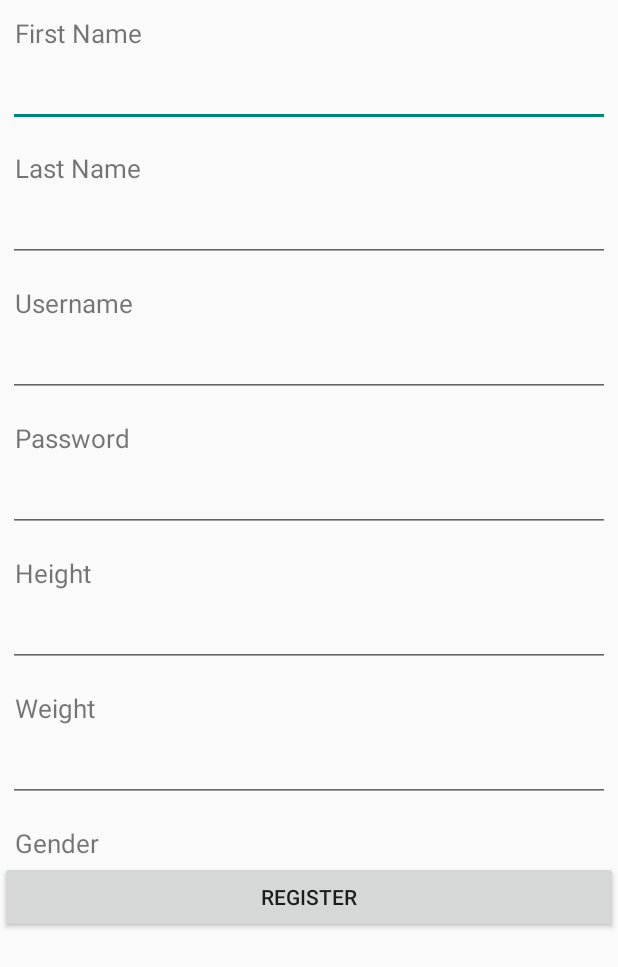
After one commit to ljm7b2/DBprojectFALL2015, an Android app: the RegistrationActivity screen opened directly, with no data from a screen before it, on a phone screen of 412 x 824 dp. The commit adds this screen. Shown: the top 967 px of the screen. Run offline under Robolectric (Android 15) with nearby library versions, the phone set to English and light mode, and no system bars.

Commit message:
Lytle Registration Page Changers

```diff
--- /dev/null
+++ b/app/src/main/java/com/example/ljm7b/fitness_tracker/RegistrationActivity.java
@@ -0,0 +1,178 @@
+package com.example.ljm7b.fitness_tracker;
+
+/**
+ * Created by ljm7b on 10/10/2015.
+ */
+
+import android.app.Activity;
+import android.app.ProgressDialog;
+import android.content.Intent;
+import android.os.AsyncTask;
+import android.os.Bundle;
+import android.util.Log;
+import android.view.Gravity;
+import android.view.View;
+import android.widget.ArrayAdapter;
+import android.widget.Button;
+import android.widget.EditText;
+import android.widget.Spinner;
+import android.widget.Toast;
+
+import org.apache.http.NameValuePair;
+import org.apache.http.message.BasicNameValuePair;
+import org.json.JSONException;
+import org.json.JSONObject;
+
+import java.util.ArrayList;
+import java.util.List;
+
+public class RegistrationActivity extends Activity {
+
+    // Progress Dialog
+    private ProgressDialog pDialog;
+
+    JSONParser2 jsonParser2 = new JSONParser2();
+    EditText inputFirstName;
+    EditText inputLastName;
+    EditText inputUserName;
+    EditText inputPassword;
+    EditText inputWeight;
+    EditText inputHeight;
+    //EditText inputGender;
+
+
+    // url to create new product
+    private static String url_create_workout = "http://fall2015db.asuscomm.com/fitness/CREATE_WORKOUT.php";
+
+    // JSON Node names
+    private static final String TAG_SUCCESS = "success";
+
+    @Override
+    public void onCreate(Bundle savedInstanceState) {
+        super.onCreate(savedInstanceState);
+        setContentView(R.layout.register);
+
+//        Spinner spinner = (Spinner) findViewById(R.id.inputGender);
+//        ArrayAdapter<CharSequence> adapter = ArrayAdapter.createFromResource(this,R.array.gender_array, android.R.layout.simple_spinner_item);
+//        adapter.setDropDownViewResource(android.R.layout.simple_spinner_dropdown_item);
+//        spinner.setAdapter(adapter);
+
+        // Edit Text
+        inputFirstName = (EditText) findViewById(R.id.inputFirstName);
+        inputLastName = (EditText) findViewById(R.id.inputLastName);
+        inputUserName = (EditText) findViewById(R.id.inputUsername);
+        inputPassword = (EditText) findViewById(R.id.inputPassword);
+        inputWeight = (EditText) findViewById(R.id.inputWeight);
+        inputHeight = (EditText) findViewById(R.id.inputHeight);
+
+        // Create button
+        Button btnRegisterUser = (Button) findViewById(R.id.btnRegister);
+
+        // button click event
+        btnRegisterUser.setOnClickListener(new View.OnClickListener() {
+
+            @Override
+            public void onClick(View view) {
+                // creating new product in background thread
+
+                String nameFirst = inputFirstName.getText().toString();
+                String nameLast = inputLastName.getText().toString();
+                String username = inputUserName.getText().toString();
+                String password = inputPassword.getText().toString();
+                String weight = inputWeight.getText().toString();
+                String height = inputHeight.getText().toString();
+
+                if (nameFirst.equals("") || nameLast.equals("") || username.equals("") || password.equals("")) {
+                    Toast toast = Toast.makeText(getApplicationContext(), "Please Complete All Data Fields!", Toast.LENGTH_LONG);
+                    toast.setGravity(Gravity.TOP| Gravity.CENTER_HORIZONTAL, 0, 100);
+                    toast.show();
+                    return;
+                }
+
+                new RegisterUser().execute(nameFirst, nameLast, username, password, weight, height);
+            }
+        });
+    }
+
+
+    /**
+     * Background Async Task to Create new product
+     * */
+    class RegisterUser extends AsyncTask<String, String, String> {
+
+        /**
+         * Before starting background thread Show Progress Dialog
+         * */
+        @Override
+        protected void onPreExecute() {
+            super.onPreExecute();
+            pDialog = new ProgressDialog(RegistrationActivity.this);
+            pDialog.setMessage("Register..");
+            pDialog.setIndeterminate(false);
+            pDialog.setCancelable(true);
+            pDialog.show();
+        }
+
+        /**
+         * Creating workout
+         * */
+        @Override
+        protected String doInBackground(String... args) {
+
+            String nameFirst = args[0];
+            String nameLast = args[1];
+            String username = args[2];
+            String password = args[3];
+            String weight = args[4];
+            String height = args[5];
+
+            // Building Parameters
+            List<NameValuePair> params = new ArrayList<NameValuePair>();
+            params.add(new BasicNameValuePair("nameFirst", nameFirst));
+            params.add(new BasicNameValuePair("nameLast", nameLast));
+            params.add(new BasicNameValuePair("username", username));
+            params.add(new BasicNameValuePair("password", password));
+            params.add(new BasicNameValuePair("weight", weight));
+            params.add(new BasicNameValuePair("height", height));
+            //params.add(new BasicNameValuePair("gender", "M"));
+
+            // getting JSON Object
+            // Note that create product url accepts POST method
+            JSONObject json = jsonParser2.makeHttpRequest(url_create_workout,
+                    "POST", params);
+
+            // check log cat from response
+            Log.d("Create Response", json.toString());
+
+            // check for success tag
+            try {
+                int success = json.getInt(TAG_SUCCESS);
+
+                if (success == 1) {
+                    // successfully created product
+                    Intent i = new Intent(getApplicationContext(), AllWorkoutsActivity.class);
+                    startActivity(i);
+
+                    // closing this screen
+                    finish();
+                } else {
+                    // failed to create workout
+                }
+            } catch (JSONException e) {
+                e.printStackTrace();
+            }
+
+            return null;
+        }
+
+        /**
+         * After completing background task Dismiss the progress dialog
+         * **/
+        @Override
+        protected void onPostExecute(String file_url) {
+            // dismiss the dialog once done
+            pDialog.dismiss();
+        }
+
+    }
+}
--- /dev/null
+++ b/app/src/main/res/layout/register.xml
@@ -0,0 +1,134 @@
+<?xml version="1.0" encoding="utf-8"?>
+<ScrollView
+    xmlns:android="http://schemas.android.com/apk/res/android"
+    android:layout_width="fill_parent"
+    android:layout_height="fill_parent">
+    <LinearLayout xmlns:android="http://schemas.android.com/apk/res/android"
+        android:layout_width="match_parent"
+        android:layout_height="match_parent"
+        android:orientation="vertical" >
+
+        <!-- Name Label -->
+        <TextView android:layout_width="fill_parent"
+            android:layout_height="wrap_content"
+            android:text="First Name"
+            android:paddingLeft="10dip"
+            android:paddingRight="10dip"
+            android:paddingTop="10dip"
+            android:textSize="17dip"/>
+
+        <!-- Input Name -->
+        <EditText android:id="@+id/inputFirstName"
+            android:layout_width="fill_parent"
+            android:layout_height="wrap_content"
+            android:layout_margin="5dip"
+            android:layout_marginBottom="15dip"
+            android:singleLine="true"/>
+
+        <!-- Price Label -->
+        <TextView android:layout_width="fill_parent"
+            android:layout_height="wrap_content"
+            android:text="Last Name"
+            android:paddingLeft="10dip"
+            android:paddingRight="10dip"
+            android:paddingTop="10dip"
+            android:textSize="17dip"/>
+
+        <!-- Input Price -->
+        <EditText android:id="@+id/inputLastName"
+            android:layout_width="fill_parent"
+            android:layout_height="wrap_content"
+            android:layout_margin="5dip"
+            android:layout_marginBottom="15dip"
+            android:singleLine="true" />
+
+        <!-- Description Label -->
+        <TextView android:layout_width="fill_parent"
+            android:layout_height="wrap_content"
+            android:text="Username"
+            android:paddingLeft="10dip"
+            android:paddingRight="10dip"
+            android:paddingTop="10dip"
+            android:textSize="17dip" />
+
+        <!-- Input description -->
+        <EditText android:id="@+id/inputUsername"
+            android:layout_width="fill_parent"
+            android:layout_height="wrap_content"
+            android:layout_margin="5dip"
+            android:layout_marginBottom="15dip"
+            android:singleLine="true" />
+
+        <!-- Button Create Product -->
+        <TextView
+            android:layout_width="fill_parent"
+            android:layout_height="wrap_content"
+            android:text="Password"
+            android:paddingLeft="10dip"
+            android:paddingRight="10dip"
+            android:paddingTop="10dip"
+            android:textSize="17dip" />
+
+        <EditText
+            android:id="@+id/inputPassword"
+            android:layout_width="fill_parent"
+            android:layout_height="wrap_content"
+            android:layout_margin="5dip"
+            android:layout_marginBottom="15dip"
+            android:singleLine="true"
+            android:inputType="textPassword"/>
+
+        <TextView
+            android:layout_width="wrap_content"
+            android:layout_height="wrap_content"
+            android:text="Height"
+            android:paddingLeft="10dip"
+            android:paddingRight="10dip"
+            android:paddingTop="10dip"
+            android:textSize="17dip" />
+
+
+        <EditText
+            android:id="@+id/inputHeight"
+            android:layout_width="match_parent"
+            android:layout_height="wrap_content"
+            android:layout_margin="5dip"
+            android:layout_marginBottom="15dip"
+            android:singleLine="true"
+            android:inputType="number"/>
+
+        <TextView
+            android:layout_width="wrap_content"
+            android:layout_height="wrap_content"
+            android:text="Weight"
+            android:paddingLeft="10dip"
+            android:paddingRight="10dip"
+            android:paddingTop="10dip"
+            android:textSize="17dip" />
+
+        <EditText
+            android:id="@+id/inputWeight"
+            android:layout_width="match_parent"
+            android:layout_height="wrap_content"
+            android:layout_margin="5dip"
+            android:layout_marginBottom="15dip"
+            android:singleLine="true"
+            android:inputType="number" />
+
+        <TextView
+            android:layout_width="wrap_content"
+            android:layout_height="wrap_content"
+            android:text="Gender"
+            android:paddingLeft="10dip"
+            android:paddingRight="10dip"
+            android:paddingTop="10dip"
+            android:textSize="17dip" />
+
+
+        <Button android:id="@+id/btnRegister"
+            android:layout_width="fill_parent"
+            android:layout_height="wrap_content"
+            android:text="Register"/>
+
+    </LinearLayout>
+</ScrollView>
--- a/app/src/main/res/values/strings.xml
+++ b/app/src/main/res/values/strings.xml
@@ -3,4 +3,8 @@
 
     <string name="hello_world">Hello world!</string>
     <string name="action_settings">Settings</string>
+    <string-array name="gender_array">
+        <item>Male</item>
+        <item>Female</item>
+    </string-array>
 </resources>
```
Also changed, not shown: app/src/main/AndroidManifest.xml (+7 -0 lines), app/src/main/java/com/example/ljm7b/fitness_tracker/MainScreenActivity.java (+13 -0 lines), app/src/main/res/layout/main_screen.xml (+7 -0 lines).
